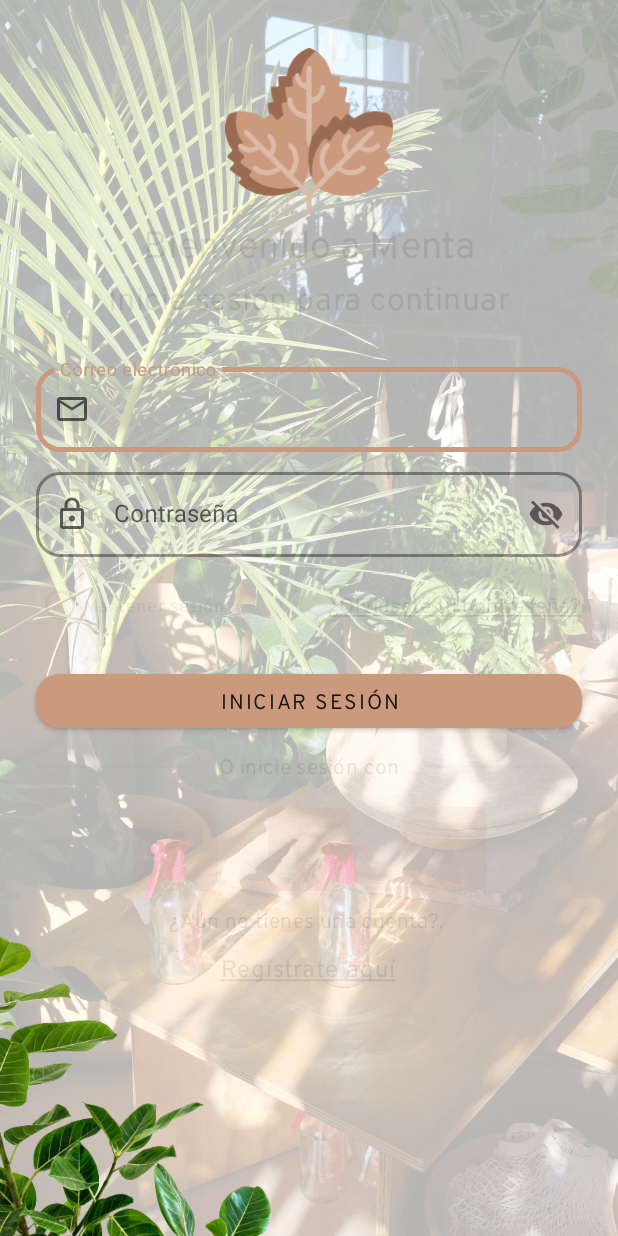
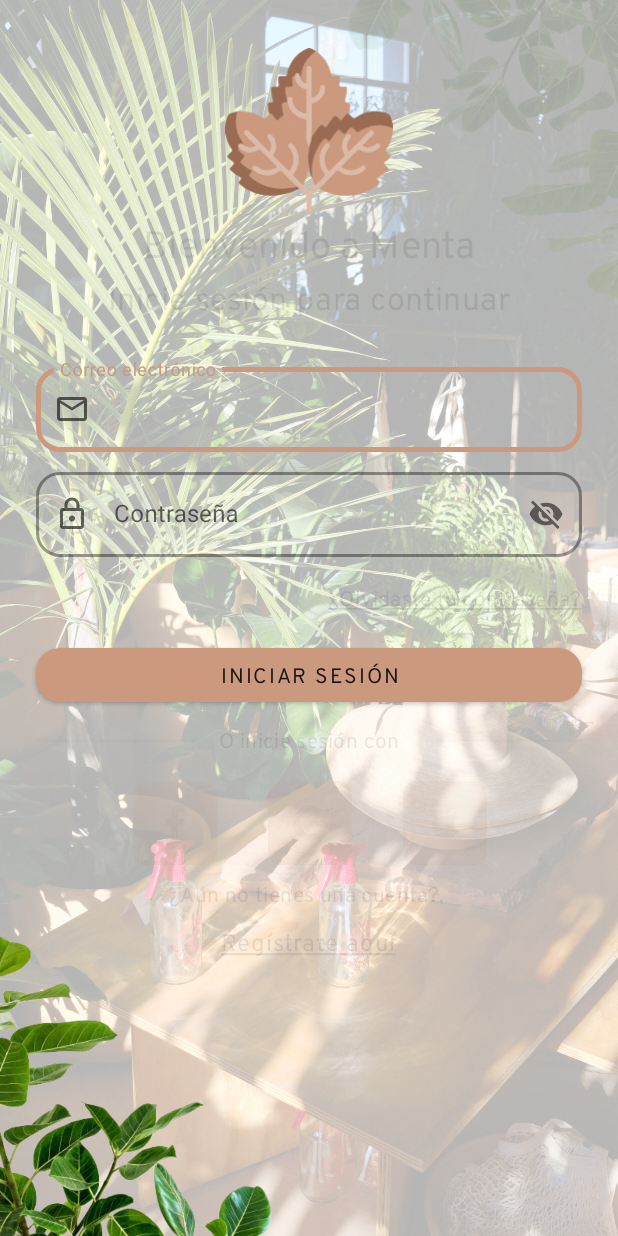
Before and after one commit to DaveDeveloper117/Menta, an Android app: the screen it shows after launch (LoginActivity), after a tap on an icon or button, on a phone screen of 412 x 824 dp. Run offline under Robolectric (Android 15) with nearby library versions, the phone set to English and light mode, and no system bars; 2 statements that could not run were skipped.

Commit message:
init-commit

```diff
--- a/app/src/main/res/layout/activity_login.xml
+++ b/app/src/main/res/layout/activity_login.xml
@@ -145,28 +145,15 @@
 
     </com.google.android.material.textfield.TextInputLayout>
 
-    <RadioButton
-        android:id="@+id/radioRememberButton"
-        style="@style/TextAppearance.MdcTypographyStyles.Caption"
+    <TextView
+        android:id="@+id/forgotPassTextView"
+        style="@style/TextAppearance.MdcTypographyStyles.Body2"
         android:layout_width="wrap_content"
         android:layout_height="wrap_content"
-        android:layout_marginTop="8dp"
-        android:checked="false"
-        android:saveEnabled="true"
-        android:text="Mantener sesión"
-        app:layout_constraintStart_toStartOf="@+id/passwordTextField"
-        app:layout_constraintTop_toBottomOf="@+id/passwordTextField"
-        tools:ignore="HardcodedText" />
-
-    <TextView
-        android:id="@+id/forgotPassTextView"
-        android:layout_width="wrap_content"
-        android:layout_height="wrap_content"
-        style="@style/TextAppearance.MdcTypographyStyles.Body2"
+        android:layout_marginTop="16dp"
         android:text="@string/olvidaste_tu_contrase_a"
-        app:layout_constraintBottom_toBottomOf="@+id/radioRememberButton"
         app:layout_constraintEnd_toEndOf="@+id/passwordTextField"
-        app:layout_constraintTop_toTopOf="@+id/radioRememberButton" />
+        app:layout_constraintTop_toBottomOf="@+id/passwordTextField" />
 
     <Button
         android:id="@+id/loginButton"
@@ -178,7 +165,7 @@
         app:cornerRadius="16dp"
         app:layout_constraintEnd_toEndOf="@+id/passwordTextField"
         app:layout_constraintStart_toStartOf="@+id/passwordTextField"
-        app:layout_constraintTop_toBottomOf="@+id/radioRememberButton"
+        app:layout_constraintTop_toBottomOf="@+id/forgotPassTextView"
         tools:ignore="HardcodedText" />
 
     <TextView
```
